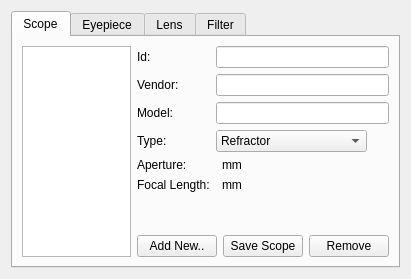
Above: kstars/oal/equipmentwriter.ui from KDE/kstars before the change. Below: the same form after it.
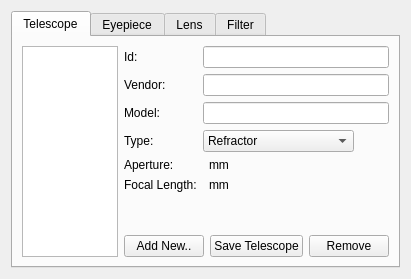
That is the form after the change. The open tabs and pages were chosen to show the change. Custom widgets are drawn as their Qt base class.

Commit message: Change 'scope' to 'telescope' in the Equipment Writer dialog for generating OAL 2.0 compatible XML files.

```diff
--- a/kstars/oal/equipmentwriter.ui
+++ b/kstars/oal/equipmentwriter.ui
@@ -27,7 +27,7 @@
      </property>
      <widget class="QWidget" name="Scope">
       <attribute name="title">
-       <string>Scope</string>
+       <string>Telescope</string>
       </attribute>
       <layout class="QHBoxLayout" name="_3">
        <item>
@@ -195,7 +195,7 @@
            <item>
             <widget class="QPushButton" name="AddScope">
              <property name="text">
-              <string>Save Scope</string>
+              <string>Save Telescope</string>
              </property>
             </widget>
            </item>
```
The commit also changes 1 other file.
